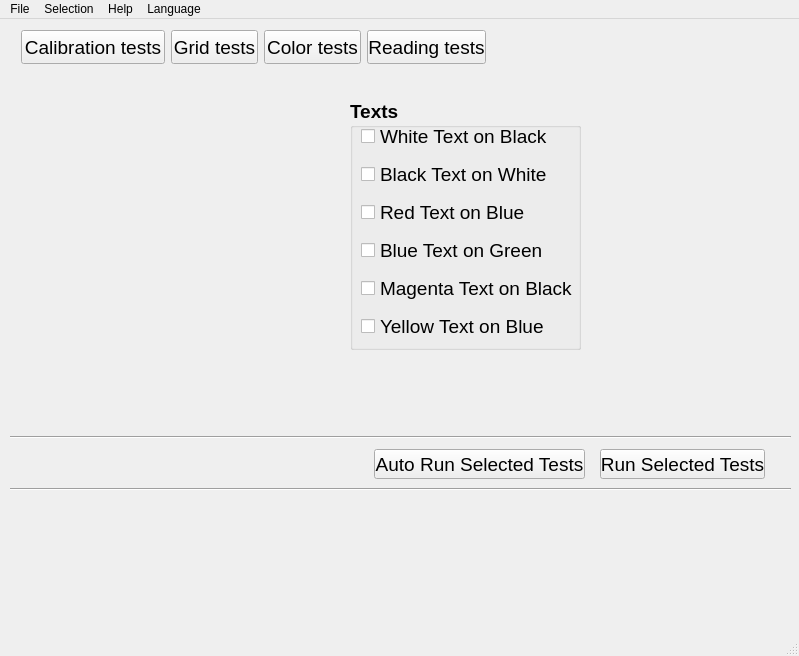
The window that mainwindow.ui (bu7ch3RiP/KursovaZSP) describes before a commit, drawn with Qt 5.
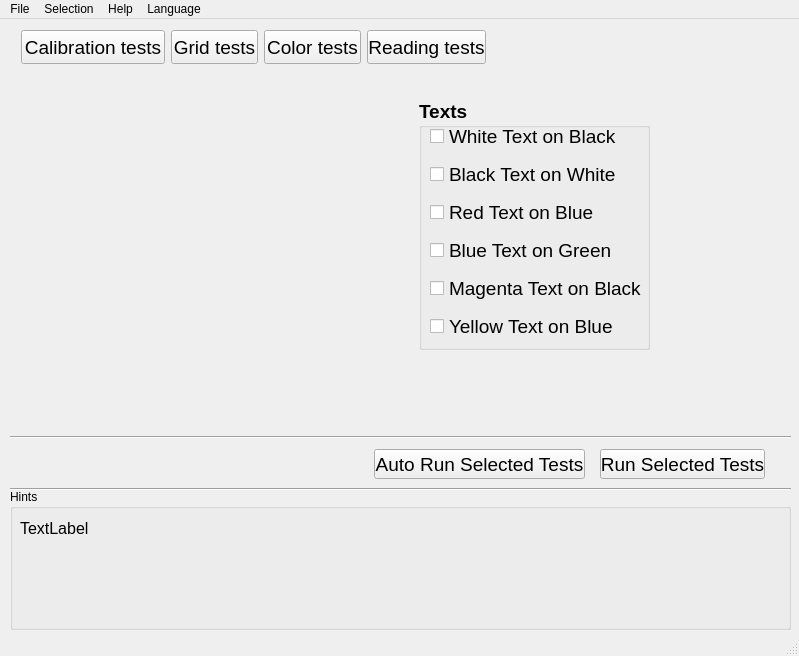
The same window after the commit. The open tabs and pages were chosen to show the change.

What changed in the file:
```diff
--- a/mainwindow.ui
+++ b/mainwindow.ui
@@ -859,7 +859,7 @@
      <widget class="QGroupBox" name="groupBox_8">
       <property name="geometry">
        <rect>
-        <x>340</x>
+        <x>409</x>
         <y>30</y>
         <width>231</width>
         <height>251</height>
@@ -878,7 +878,7 @@
      <widget class="QCheckBox" name="RedText">
       <property name="geometry">
        <rect>
-        <x>351</x>
+        <x>420</x>
         <y>127</y>
         <width>341</width>
         <height>32</height>
@@ -896,7 +896,7 @@
      <widget class="QCheckBox" name="BlueText">
       <property name="geometry">
        <rect>
-        <x>351</x>
+        <x>420</x>
         <y>165</y>
         <width>361</width>
         <height>32</height>
@@ -914,7 +914,7 @@
      <widget class="QCheckBox" name="BlackText">
       <property name="geometry">
        <rect>
-        <x>351</x>
+        <x>420</x>
         <y>89</y>
         <width>321</width>
         <height>32</height>
@@ -932,7 +932,7 @@
      <widget class="QCheckBox" name="WhiteText">
       <property name="geometry">
        <rect>
-        <x>351</x>
+        <x>420</x>
         <y>51</y>
         <width>321</width>
         <height>32</height>
@@ -950,7 +950,7 @@
      <widget class="QCheckBox" name="MagentaText">
       <property name="geometry">
        <rect>
-        <x>351</x>
+        <x>420</x>
         <y>203</y>
         <width>371</width>
         <height>32</height>
@@ -968,9 +968,9 @@
      <widget class="QCheckBox" name="YellowText">
       <property name="geometry">
        <rect>
-        <x>351</x>
+        <x>420</x>
         <y>241</y>
-        <width>401</width>
+        <width>351</width>
         <height>32</height>
        </rect>
       </property>
@@ -1119,6 +1119,46 @@
      <string>Reading tests</string>
     </property>
    </widget>
+   <widget class="QGroupBox" name="groupBox_9">
+    <property name="geometry">
+     <rect>
+      <x>10</x>
+      <y>470</y>
+      <width>781</width>
+      <height>141</height>
+     </rect>
+    </property>
+    <property name="title">
+     <string>Hints</string>
+    </property>
+    <widget class="QLabel" name="LHints">
+     <property name="geometry">
+      <rect>
+       <x>10</x>
+       <y>30</y>
+       <width>761</width>
+       <height>101</height>
+      </rect>
+     </property>
+     <property name="font">
+      <font>
+       <pointsize>12</pointsize>
+      </font>
+     </property>
+     <property name="frameShape">
+      <enum>QFrame::NoFrame</enum>
+     </property>
+     <property name="frameShadow">
+      <enum>QFrame::Plain</enum>
+     </property>
+     <property name="text">
+      <string>TextLabel</string>
+     </property>
+     <property name="alignment">
+      <set>Qt::AlignLeading|Qt::AlignLeft|Qt::AlignTop</set>
+     </property>
+    </widget>
+   </widget>
   </widget>
   <widget class="QMenuBar" name="menubar">
    <property name="geometry">
```
Left out of the diff: 15 changed lines with no effect on the pictures.
